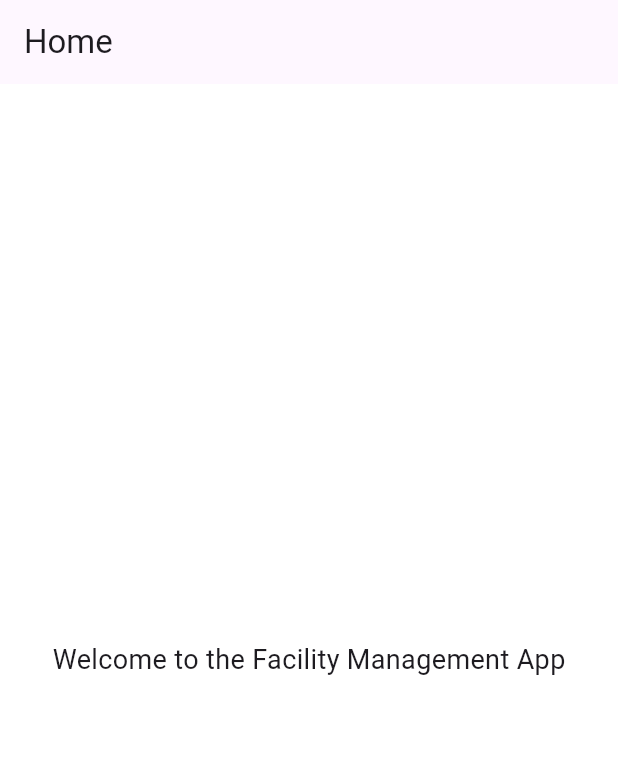
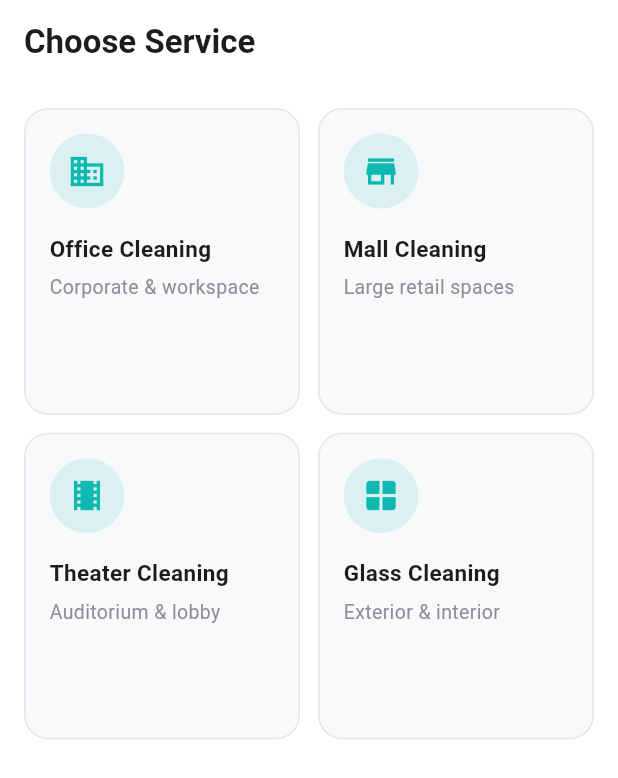
Before and after one commit to X-ANISH-X/deepcognix-facility-management, a Flutter app: the HomeScreen screen opened directly, on a phone screen of 412 x 824 dp. Shown: the top 778 px of the screen. Run offline on Flutter 3.47's test engine with Material 3 defaults, Android fonts, the phone set to English and light mode, and no system bars; our stand-ins replace get.

Commit message:
Add service selection, package selection and checklist preview UI

```diff
--- /dev/null
+++ b/frontend/user-app/user_a/lib/src/controllers/home_controller.dart
@@ -0,0 +1,32 @@
+import 'package:get/get.dart';
+import 'package:flutter/material.dart';
+import 'package:user_a/src/models/service_model.dart';
+
+class HomeController extends GetxController {
+  final services = <ServiceModel>[
+    ServiceModel(
+      id: 'office',
+      title: 'Office Cleaning',
+      subtitle: 'Corporate & workspace',
+      icon: Icons.business,
+    ),
+    ServiceModel(
+      id: 'mall',
+      title: 'Mall Cleaning',
+      subtitle: 'Large retail spaces',
+      icon: Icons.store_mall_directory,
+    ),
+    ServiceModel(
+      id: 'theater',
+      title: 'Theater Cleaning',
+      subtitle: 'Auditorium & lobby',
+      icon: Icons.theaters,
+    ),
+    ServiceModel(
+      id: 'glass',
+      title: 'Glass Cleaning',
+      subtitle: 'Exterior & interior',
+      icon: Icons.window,
+    ),
+  ].obs;
+}
--- /dev/null
+++ b/frontend/user-app/user_a/lib/src/controllers/package_controller.dart
@@ -0,0 +1,41 @@
+import 'package:get/get.dart';
+import 'package:user_a/src/models/package_model.dart';
+
+class PackageController extends GetxController {
+  final packages = <PackageModel>[
+    PackageModel(
+      id: 'basic',
+      name: 'Basic',
+      description: 'Essential cleaning',
+      price: 99,
+      checklist: [
+        'Dusting',
+        'Vacuuming',
+        'Trash removal',
+      ],
+    ),
+    PackageModel(
+      id: 'standard',
+      name: 'Standard',
+      description: 'Most popular choice',
+      price: 149,
+      checklist: [
+        'Dusting',
+        'Vacuuming',
+        'Mopping',
+        'Restroom cleaning',
+      ],
+    ),
+    PackageModel(
+      id: 'premium',
+      name: 'Premium',
+      description: 'Deep cleaning',
+      price: 249,
+      checklist: [
+        'All Standard tasks',
+        'Deep cleaning',
+        'Carpet cleaning',
+      ],
+    ),
+  ].obs;
+}
--- /dev/null
+++ b/frontend/user-app/user_a/lib/src/models/package_model.dart
@@ -0,0 +1,15 @@
+class PackageModel {
+  final String id;
+  final String name;
+  final String description;
+  final double price;
+  final List<String> checklist;
+
+  PackageModel({
+    required this.id,
+    required this.name,
+    required this.description,
+    required this.price,
+    required this.checklist,
+  });
+}
--- /dev/null
+++ b/frontend/user-app/user_a/lib/src/models/service_model.dart
@@ -0,0 +1,15 @@
+import 'package:flutter/material.dart';
+
+class ServiceModel {
+  final String id;
+  final String title;
+  final String subtitle;
+  final IconData icon;
+
+  ServiceModel({
+    required this.id,
+    required this.title,
+    required this.subtitle,
+    required this.icon,
+  });
+}
--- a/frontend/user-app/user_a/lib/src/screens/home_screen.dart
+++ b/frontend/user-app/user_a/lib/src/screens/home_screen.dart
@@ -1,18 +1,93 @@
 import 'package:flutter/material.dart';
+import 'package:get/get.dart';
 
-class HomeScreen extends StatelessWidget {
+import 'package:user_a/src/controllers/home_controller.dart';
+import 'package:user_a/src/themes/colors.dart';
+import 'package:user_a/src/screens/package_selection_screen.dart';
+
+
+class HomeScreen extends GetView<HomeController> {
   const HomeScreen({super.key});
 
   @override
   Widget build(BuildContext context) {
     return Scaffold(
       appBar: AppBar(
-        title: const Text("Home"),
+        title: const Text(
+          "Choose Service",
+          style: TextStyle(
+            color: AppColors.textDark,
+            fontWeight: FontWeight.w600,
+          ),
+        ),
+        backgroundColor: AppColors.background,
+        elevation: 0,
+        centerTitle: false,
       ),
-      body: const Center(
-        child: Text(
-          "Welcome to the Facility Management App",
-          style: TextStyle(fontSize: 18),
+      body: Padding(
+        padding: const EdgeInsets.all(16),
+        child: Obx(
+          () => GridView.builder(
+            itemCount: controller.services.length,
+            gridDelegate: const SliverGridDelegateWithFixedCrossAxisCount(
+              crossAxisCount: 2,
+              crossAxisSpacing: 12,
+              mainAxisSpacing: 12,
+              childAspectRatio: 0.9,
+            ),
+            itemBuilder: (context, index) {
+              final service = controller.services[index];
+
+              return GestureDetector(
+                onTap: () {
+                  // next screen: Package Selection
+                  Get.to(() => const PackageSelectionScreen());
+                },
+                child: Container(
+                  padding: const EdgeInsets.all(16),
+                  decoration: BoxDecoration(
+                    color: AppColors.card,
+                    borderRadius: BorderRadius.circular(16),
+                    border: Border.all(color: AppColors.border),
+                  ),
+                  child: Column(
+                    crossAxisAlignment: CrossAxisAlignment.start,
+                    children: [
+                      Container(
+                        padding: const EdgeInsets.all(12),
+                        decoration: BoxDecoration(
+                          color: AppColors.primary.withOpacity(0.12),
+                          shape: BoxShape.circle,
+                        ),
+                        child: Icon(
+                          service.icon,
+                          size: 26,
+                          color: AppColors.primary,
+                        ),
+                      ),
+                      const SizedBox(height: 16),
+                      Text(
+                        service.title,
+                        style: const TextStyle(
+                          fontSize: 15,
+                          fontWeight: FontWeight.w600,
+                          color: AppColors.textDark,
+                        ),
+                      ),
+                      const SizedBox(height: 6),
+                      Text(
+                        service.subtitle,
+                        style: const TextStyle(
+                          fontSize: 13,
+                          color: AppColors.textLight,
+                        ),
+                      ),
+                    ],
+                  ),
+                ),
+              );
+            },
+          ),
         ),
       ),
     );
--- a/frontend/user-app/user_a/lib/src/themes/colors.dart
+++ b/frontend/user-app/user_a/lib/src/themes/colors.dart
@@ -1,8 +1,18 @@
 import 'package:flutter/material.dart';
 
 class AppColors {
-  static const Color primary = Color(0xFF009688);
-  static const Color background = Color(0xFFF5F5F5);
-  static const Color textDark = Colors.black87;
-  static const Color textLight = Colors.black54;
+  // Primary
+  static const Color primary = Color(0xFF0FB9B1); // teal-green
+  static const Color primaryDark = Color(0xFF0AA39C);
+
+  // Backgrounds
+  static const Color background = Color(0xFFFFFFFF);
+  static const Color card = Color(0xFFF7F9FA);
+
+  // Text
+  static const Color textDark = Color(0xFF1C1C1E);
+  static const Color textLight = Color(0xFF8E8E93);
+
+  // Borders & dividers
+  static const Color border = Color(0xFFE5E5EA);
 }
--- a/frontend/user-app/user_a/pubspec.yaml
+++ b/frontend/user-app/user_a/pubspec.yaml
@@ -30,6 +30,8 @@ environment:
 dependencies:
   flutter:
     sdk: flutter
+  get: ^4.6.6
+
 
   # The following adds the Cupertino Icons font to your application.
   # Use with the CupertinoIcons class for iOS style icons.
```
Also changed, not shown: frontend/user-app/user_a/lib/main.dart (+17 -2 lines), frontend/user-app/user_a/lib/src/screens/checklist_preview_screen.dart (added, +134 -0 lines), frontend/user-app/user_a/lib/src/screens/package_selection_screen.dart (added, +129 -0 lines), frontend/user-app/user_a/pubspec.lock.
